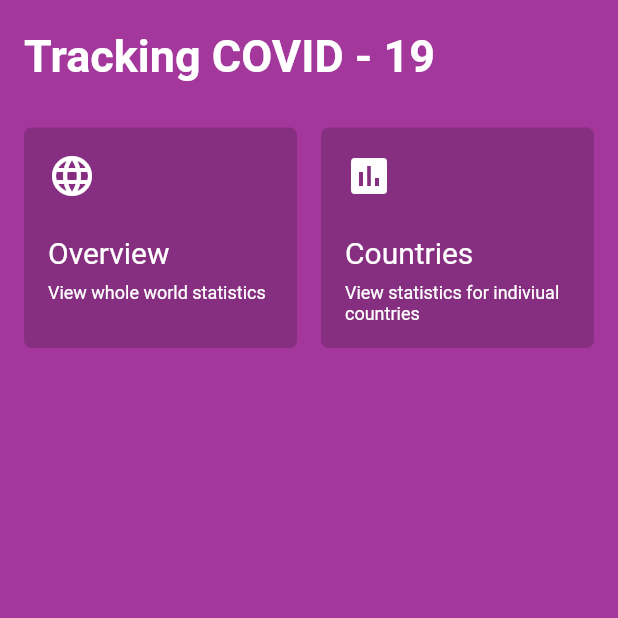
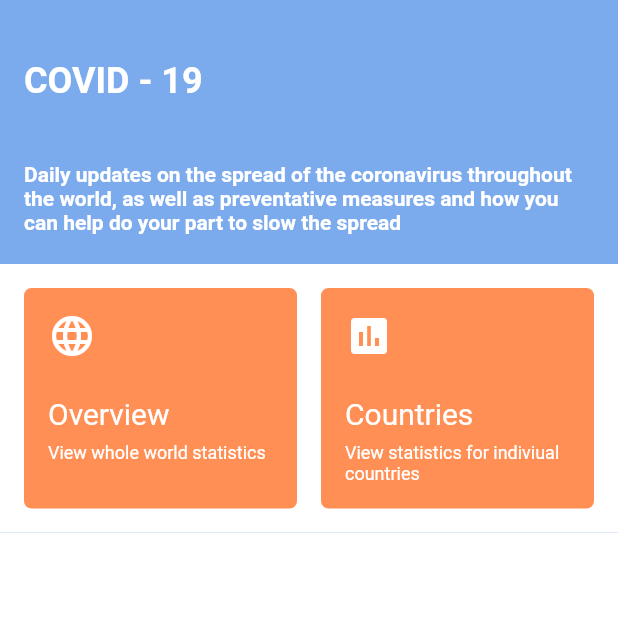
Before and after one commit to Lith1um/CovidTracker, a Flutter app: the screen it shows after launch, on a phone screen of 412 x 824 dp, the top half of it. Run offline on Flutter 3.47's test engine with Material 2 defaults, Android fonts, the phone set to English and light mode, and no system bars; our stand-ins replace google_fonts.

Commit message:
Change colour palette and release v0.0.2

```diff
--- a/lib/constants/colors.dart
+++ b/lib/constants/colors.dart
@@ -1,5 +1,6 @@
 import 'package:flutter/material.dart';
 
-const mainColor = Color(0xFFA3379B);
-const mainColorDark = Color(0xFF862E7F);
-const mainColorAccent = Color(0xFFB35BAD);
+const mainColor = Color(0xFF7BABED);
+const mainColorAccent = Color(0xFFABC9F3);
+const mainColor2 = Color(0xFFFF8F54);
+const mainColor2Accent = Color(0xFFFFA373);
--- a/lib/main.dart
+++ b/lib/main.dart
@@ -13,15 +13,15 @@ import 'package:covid_tracker/constants/colors.dart';
 
 void main() {
   runApp(MyApp());
-  SystemChrome.setSystemUIOverlayStyle(SystemUiOverlayStyle(
-    statusBarColor: Colors.transparent,
-    systemNavigationBarIconBrightness: Brightness.light
-  ));
 }
 
 class MyApp extends StatelessWidget {
   @override
   Widget build(BuildContext context) {
+    SystemChrome.setSystemUIOverlayStyle(SystemUiOverlayStyle(
+      statusBarColor: Colors.transparent,
+      statusBarIconBrightness: Brightness.light
+    ));
     return MaterialApp(
       title: 'Covid Tracker',
       theme: ThemeData(
--- a/lib/screens/home_page.dart
+++ b/lib/screens/home_page.dart
@@ -22,22 +22,45 @@ class _HomePageState extends State<HomePage> {
     return Scaffold(
       backgroundColor: mainColor,
       body: SafeArea(
-        child: SingleChildScrollView(
-          padding: EdgeInsets.symmetric(horizontal: 16.0),
         child: Column(
           crossAxisAlignment: CrossAxisAlignment.stretch,
           children: <Widget>[
-              SizedBox(height: 20.0),
+            Container(
+              padding: EdgeInsets.symmetric(horizontal: 16.0),
+              decoration: BoxDecoration(
+                color: mainColor,
+              ),
+              child: Column(
+                crossAxisAlignment: CrossAxisAlignment.start,
+                children: <Widget>[
+                  SizedBox(height: 40.0),
                   Text(
-                'Tracking COVID - 19',
+                    'COVID - 19',
                     style: TextStyle(
                       color: Colors.white,
-                  fontSize: 30.0,
+                      fontSize: 24.0,
                       fontWeight: FontWeight.bold
                     )
                   ),
-              SizedBox(height: 30.0),
+                  SizedBox(height: 40.0),
+                  Text(
+                    'Daily updates on the spread of the coronavirus throughout the world, as well as preventative measures and how you can help do your part to slow the spread',
+                    style: TextStyle(
+                      color: Colors.white,
+                      fontSize: 14.0,
+                      fontWeight: FontWeight.bold
+                    )
+                  ),
+                  SizedBox(height: 20.0),
+                ]
+              )
+            ),
             IntrinsicHeight(
+              child: Container(
+                padding: EdgeInsets.all(16.0),
+                decoration: BoxDecoration(
+                  color: Colors.white,
+                ),
                 child: Row(
                   crossAxisAlignment: CrossAxisAlignment.start,
                   children: <Widget>[
@@ -56,9 +79,16 @@ class _HomePageState extends State<HomePage> {
                     )
                   ],
                 )
+              )
             ),
+            Expanded(
+              child: Container(
+                decoration: BoxDecoration(
+                  color: Colors.white,
+                ),
+              )
+            )
           ],
-          ),
         ),
       ),
     );
--- a/lib/widgets/tile.dart
+++ b/lib/widgets/tile.dart
@@ -1,7 +1,7 @@
-import 'dart:developer';
-
+// Material
 import 'package:flutter/material.dart';
 
+// Consts
 import 'package:covid_tracker/constants/colors.dart';
 
 class Tile extends StatelessWidget {
@@ -17,14 +17,14 @@ class Tile extends StatelessWidget {
     return Expanded(
       child: Container(
         decoration: BoxDecoration(
-          color: mainColorDark,
+          color: mainColor2,
           borderRadius: BorderRadius.all(Radius.circular(5.0))
         ),
         child: Material(
           color: Colors.transparent,
           child: InkWell(
             borderRadius: BorderRadius.all(Radius.circular(5.0)),
-            splashColor: mainColorAccent,
+            splashColor: mainColor2Accent,
             onTap: () {
               if (pageToLoad != null) {
                 Navigator.push(
```
Also changed, not shown: lib/screens/countries_page.dart (+11 -2 lines), lib/screens/overview_page.dart (+11 -2 lines), 1 other file. Lines whose indentation alone changed are shown as unchanged.
